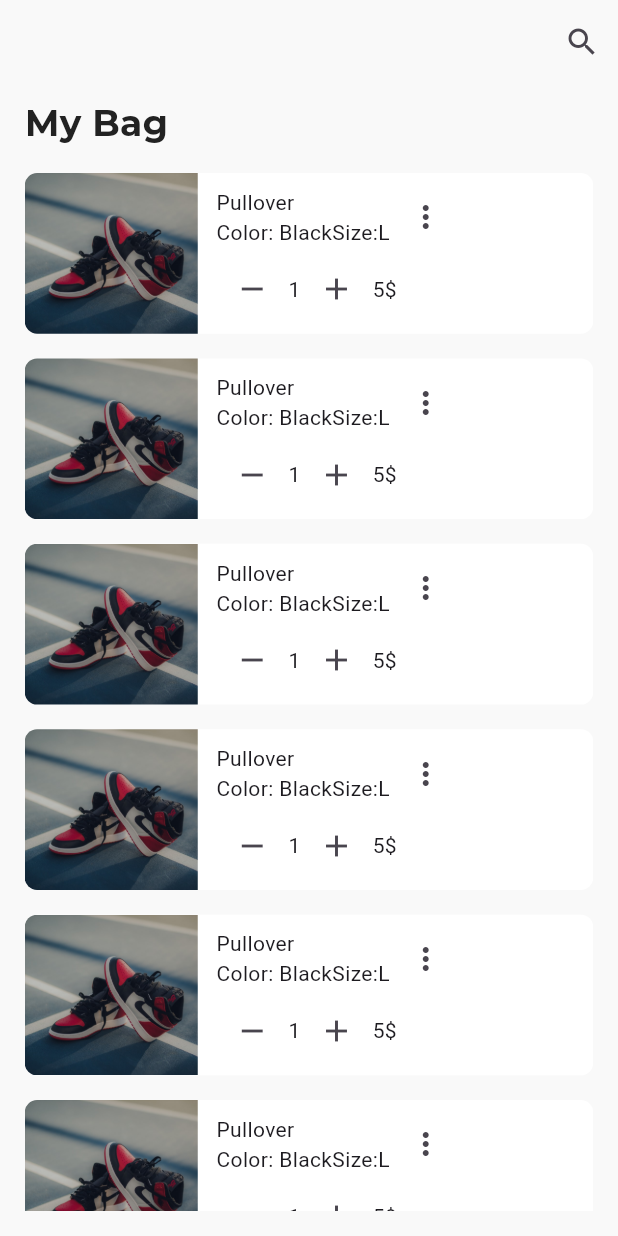
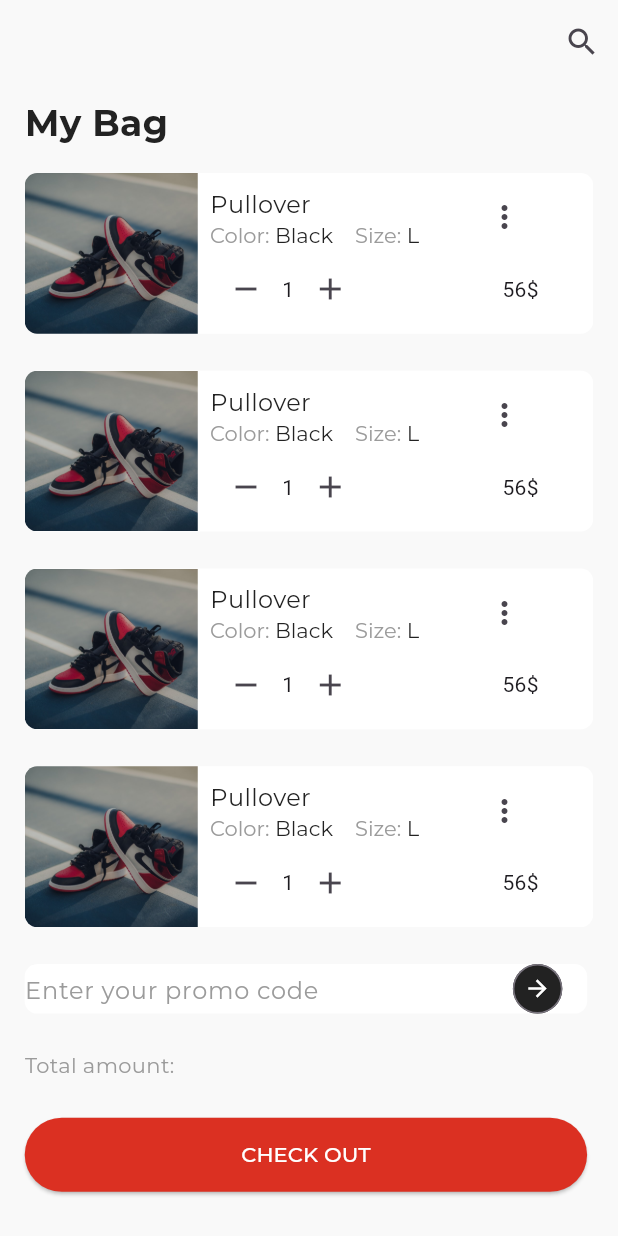
Before and after one commit to fdldestriana/fively_shop_app, a Flutter app: the BagView screen opened directly, on a phone screen of 412 x 824 dp. Run offline on Flutter 3.47's test engine with Material 2 defaults, Android fonts, the light colour scheme and no system bars; our stand-ins replace cloud_firestore, file_picker, firebase_auth, firebase_core, firebase_storage, google_fonts; accounts and stored records are empty.

Commit message:
done slicing BagView

```diff
--- a/lib/core.dart
+++ b/lib/core.dart
@@ -41,3 +41,4 @@ export 'package:fively/model/product/product.dart';
 export 'package:fively/model/product/product_repository.dart';
 export 'package:fively/utils/validator/validator.dart';
 export 'package:fively/module/bag/widget/component/cart_item.dart';
+export 'package:fively/module/bag/widget/component/bag_bottom_sheet.dart';
--- a/lib/module/bag/controller/bag_controller.dart
+++ b/lib/module/bag/controller/bag_controller.dart
@@ -1,5 +1,6 @@
 import 'package:flutter/material.dart';
 import 'package:fively/state_util.dart';
+import 'package:flutter/rendering.dart';
 import '../view/bag_view.dart';
 
 class BagController extends State<BagView> implements MvcController {
@@ -10,11 +11,35 @@ class BagController extends State<BagView> implements MvcController {
   void initState() {
     instance = this;
     super.initState();
+    scrollController = ScrollController();
+    scrollController.addListener(
+      () {
+        if (scrollController.position.userScrollDirection ==
+                ScrollDirection.forward ||
+            scrollController.position.userScrollDirection ==
+                ScrollDirection.idle) {
+          isVisible = true;
+          setState(() {});
+        }
+        if (scrollController.position.userScrollDirection ==
+            ScrollDirection.reverse) {
+          isVisible = false;
+          setState(() {});
+        }
+      },
+    );
   }
 
   @override
-  void dispose() => super.dispose();
+  void dispose() {
+    super.dispose();
+    scrollController.dispose();
+    scrollController.removeListener(() {});
+  }
 
   @override
   Widget build(BuildContext context) => widget.build(context, this);
+
+  late ScrollController scrollController;
+  bool isVisible = true;
 }
--- a/lib/module/bag/view/bag_view.dart
+++ b/lib/module/bag/view/bag_view.dart
@@ -43,12 +43,21 @@ class BagView extends StatefulWidget {
         padding: EdgeInsets.symmetric(
             horizontal: Get.width * 0.04, vertical: Get.height * 0.02),
         child: ListView.separated(
-          separatorBuilder: (context, index) => SizedBox(
-            height: Get.height * 0.02,
-          ),
-          itemBuilder: (context, index) => const CartItem(),
-          itemCount: 6,
-        ),
+            controller: controller.scrollController,
+            itemCount: 12,
+            itemBuilder: (context, index) => const CartItem(
+                  image: 'assets/images/banner.jpeg',
+                  name: 'Pullover',
+                  color: 'Black',
+                  size: 'L',
+                  price: 56,
+                ),
+            separatorBuilder: (context, index) =>
+                SizedBox(height: Get.height * 0.03)),
+      ),
+      bottomSheet: Visibility(
+        visible: controller.isVisible,
+        child: const BagBottomSheet(),
       ),
     );
   }
--- /dev/null
+++ b/lib/module/bag/widget/component/bag_bottom_sheet.dart
@@ -0,0 +1,66 @@
+import 'package:fively/core.dart';
+import 'package:flutter/material.dart';
+import 'package:google_fonts/google_fonts.dart';
+
+class BagBottomSheet extends StatelessWidget {
+  const BagBottomSheet({super.key});
+
+  @override
+  Widget build(BuildContext context) {
+    return Container(
+      padding: EdgeInsets.only(left: Get.width * 0.04),
+      height: Get.height * 0.22,
+      width: double.infinity,
+      color: ColorLib.background,
+      child: Column(
+        crossAxisAlignment: CrossAxisAlignment.start,
+        children: [
+          Container(
+            width: Get.width * 0.91,
+            height: Get.height * 0.04,
+            decoration: BoxDecoration(
+                color: ColorLib.white,
+                borderRadius: BorderRadius.circular(Get.width * 0.02)),
+            child: TextField(
+              textAlign: TextAlign.start,
+              decoration: InputDecoration(
+                border: InputBorder.none,
+                hintStyle: GoogleFonts.montserrat(color: ColorLib.gray),
+                hintText: 'Enter your promo code',
+                suffixIconColor: ColorLib.black,
+                suffixIcon: OutlinedButton(
+                  onPressed: () {},
+                  style: OutlinedButton.styleFrom(
+                    backgroundColor: ColorLib.black,
+                    shape: const CircleBorder(),
+                  ),
+                  child: Icon(
+                    Icons.arrow_forward,
+                    color: ColorLib.white,
+                  ),
+                ),
+              ),
+            ),
+          ),
+          Padding(
+            padding: EdgeInsets.symmetric(vertical: Get.height * 0.03),
+            child: Text(
+              'Total amount:',
+              style: GoogleFonts.montserrat(color: ColorLib.gray, fontSize: 14),
+            ),
+          ),
+          ReButton(
+            onPressed: () {},
+            height: Get.height * 0.06,
+            width: Get.width * 0.91,
+            child: Text(
+              'CHECK OUT',
+              style:
+                  GoogleFonts.montserrat(color: ColorLib.white, fontSize: 14),
+            ),
+          ),
+        ],
+      ),
+    );
+  }
+}
--- a/lib/module/bag/widget/component/cart_item.dart
+++ b/lib/module/bag/widget/component/cart_item.dart
@@ -1,8 +1,21 @@
 import 'package:fively/core.dart';
 import 'package:flutter/material.dart';
+import 'package:google_fonts/google_fonts.dart';
 
 class CartItem extends StatelessWidget {
-  const CartItem({super.key});
+  const CartItem(
+      {super.key,
+      required this.image,
+      required this.name,
+      required this.color,
+      required this.size,
+      required this.price});
+
+  final String image;
+  final String name;
+  final String color;
+  final String size;
+  final int price;
 
   @override
   Widget build(BuildContext context) {
@@ -18,29 +31,49 @@ class CartItem extends StatelessWidget {
                 topLeft: Radius.circular(Get.width * 0.02),
                 bottomLeft: Radius.circular(Get.width * 0.02)),
             child: Image.asset(
-              'assets/images/banner.jpeg',
+              image,
               width: Get.width * 0.28,
               height: Get.height * 0.13,
               fit: BoxFit.cover,
             ),
           ),
-          SizedBox(
-            width: Get.width * 0.03,
-          ),
+          SizedBox(width: Get.width * 0.02),
           Column(
             crossAxisAlignment: CrossAxisAlignment.start,
             children: [
               Row(
                 children: [
-                  const Column(
+                  Column(
                     crossAxisAlignment: CrossAxisAlignment.start,
                     children: [
-                      Text('Pullover'),
-                      Row(
-                        children: [Text('Color: Black'), Text('Size:L')],
+                      Text(
+                        name,
+                        style: GoogleFonts.montserrat(
+                            color: ColorLib.black, fontSize: 16),
+                      ),
+                      RichText(
+                        text: TextSpan(
+                          text: 'Color: ',
+                          style: GoogleFonts.montserrat(color: ColorLib.gray),
+                          children: [
+                            TextSpan(
+                                text: '$color    ',
+                                style: GoogleFonts.montserrat(
+                                    color: ColorLib.black)),
+                            TextSpan(
+                                text: 'Size: ',
+                                style: GoogleFonts.montserrat(
+                                    color: ColorLib.gray)),
+                            TextSpan(
+                                text: size,
+                                style: GoogleFonts.montserrat(
+                                    color: ColorLib.black))
+                          ],
+                        ),
                       )
                     ],
                   ),
+                  SizedBox(width: Get.width * 0.08),
                   IconButton(
                       onPressed: () {}, icon: const Icon(Icons.more_vert))
                 ],
@@ -55,7 +88,8 @@ class CartItem extends StatelessWidget {
                       IconButton(onPressed: () {}, icon: const Icon(Icons.add))
                     ],
                   ),
-                  const Text('5\$')
+                  SizedBox(width: Get.width * 0.22),
+                  Text('$price\$')
                 ],
               )
             ],
--- a/lib/module/forgot_password/view/forgot_password_view.dart
+++ b/lib/module/forgot_password/view/forgot_password_view.dart
@@ -53,14 +53,16 @@ class ForgotPasswordView extends StatefulWidget {
                     height: Get.height * 0.07,
                   ),
                   ReButton(
+                    onPressed: () async {
+                      controller.forgotPasswordKey.currentState!.validate();
+                    },
+                    height: Get.height * 0.06,
+                    width: double.infinity,
                     child: Text(
                       'SEND',
                       style: GoogleFonts.montserrat(
                           color: ColorLib.white, fontSize: 14),
                     ),
-                    onPressed: () async {
-                      controller.forgotPasswordKey.currentState!.validate();
-                    },
                   ),
                 ],
               ),
--- a/lib/module/login/controller/login_controller.dart
+++ b/lib/module/login/controller/login_controller.dart
@@ -34,6 +34,7 @@ class LoginController extends State<LoginView> implements MvcController {
           email: emailController.text, password: passwordController.text);
       emailController.clear();
       passwordController.clear();
+      Get.to(const HomeView());
     } on FirebaseAuthException catch (e) {
       if (e.code == 'user-not-found') {
         throw Failure(message: e.message as String);
--- a/lib/module/login/view/login_view.dart
+++ b/lib/module/login/view/login_view.dart
@@ -73,6 +73,8 @@ class LoginView extends StatefulWidget {
                     height: Get.height * 0.03,
                   ),
                   ReButton(
+                      height: Get.height * 0.06,
+                      width: double.infinity,
                       child: Text(
                         'LOGIN',
                         style: GoogleFonts.montserrat(
--- a/lib/module/signup/view/signup_view.dart
+++ b/lib/module/signup/view/signup_view.dart
@@ -79,6 +79,8 @@ class SignupView extends StatefulWidget {
                   ),
                   if (controller.authState == AuthState.notSignedUp) ...[
                     ReButton(
+                        height: Get.height * 0.06,
+                        width: double.infinity,
                         child: Text(
                           'SIGN UP',
                           style: GoogleFonts.montserrat(
@@ -116,15 +118,16 @@ class SignupView extends StatefulWidget {
                       child: Column(
                         children: [
                           Text('Sign Up success !!!',
-                            style:
-                                GoogleFonts.montserrat(color: ColorLib.black)),
+                              style: GoogleFonts.montserrat(
+                                  color: ColorLib.black)),
                           Icon(
                             Icons.check,
                             size: 36,
                             color: ColorLib.success,
                           )
                         ],
-                    ))
+                      ),
+                    )
                   ],
                   SizedBox(
                     height: Get.height * 0.05,
--- a/lib/shared/widget/re_button.dart
+++ b/lib/shared/widget/re_button.dart
@@ -2,18 +2,24 @@ import 'package:fively/core.dart';
 import 'package:flutter/material.dart';
 
 class ReButton extends StatelessWidget {
-  const ReButton({super.key, required this.child, required this.onPressed});
+  const ReButton(
+      {super.key,
+      required this.child,
+      required this.onPressed,
+      required this.width,
+      required this.height});
 
   final Widget child;
   final Function()? onPressed;
+  final double width;
+  final double height;
 
   @override
   Widget build(BuildContext context) {
     return ElevatedButton(
       onPressed: onPressed,
       style: ElevatedButton.styleFrom(
-          minimumSize: Size.fromHeight(Get.height * 0.06),
-          backgroundColor: ColorLib.primary),
+          minimumSize: Size(width, height), backgroundColor: ColorLib.primary),
       child: child,
     );
   }
```
Lines whose indentation alone changed are shown as unchanged.
